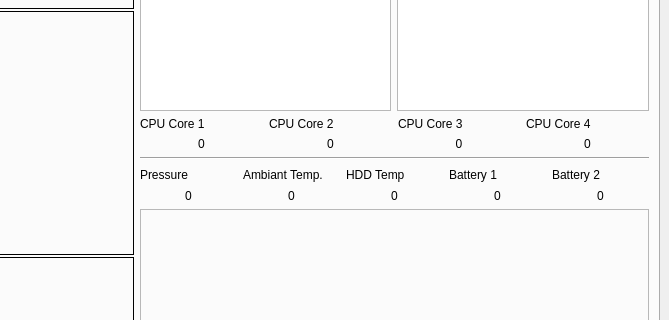
Before: the Qt Designer form catkin_ws/src/front_end/scripts/resource/no_imu_gr_resizable_TAB.ui in mcgill-robotics-archive/auv-2014, drawn with Qt 5; both pictures show x 396 to 1065 and y 455 to 775 of the 1065 by 976 pixel window.
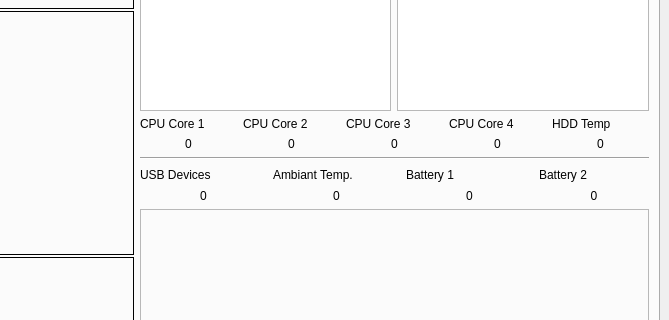
After: the same form once the commit is applied. Icons and pictures are not drawn. Custom widgets are drawn as their Qt base class.

Commit message: added core temp monitoring on front end and label changing colors

```diff
--- a/catkin_ws/src/front_end/scripts/resource/no_imu_gr_resizable_TAB.ui
+++ b/catkin_ws/src/front_end/scripts/resource/no_imu_gr_resizable_TAB.ui
@@ -1010,6 +1010,23 @@
                   </property>
                  </widget>
                 </item>
+                <item row="0" column="4">
+                 <widget class="QLabel" name="label_55">
+                  <property name="text">
+                   <string>HDD Temp</string>
+                  </property>
+                 </widget>
+                </item>
+                <item row="1" column="4">
+                 <widget class="QLabel" name="hdd_temp_lbl">
+                  <property name="text">
+                   <string>0</string>
+                  </property>
+                  <property name="alignment">
+                   <set>Qt::AlignCenter</set>
+                  </property>
+                 </widget>
+                </item>
                </layout>
               </item>
               <item>
@@ -1058,7 +1075,7 @@
                      </size>
                     </property>
                     <property name="text">
-                     <string>Pressure</string>
+                     <string>USB Devices</string>
                     </property>
                    </widget>
                   </item>
@@ -1109,23 +1126,6 @@
                     </property>
                    </widget>
                   </item>
-                  <item row="0" column="2">
-                   <widget class="QLabel" name="label_55">
-                    <property name="text">
-                     <string>HDD Temp</string>
-                    </property>
-                   </widget>
-                  </item>
-                  <item row="1" column="2">
-                   <widget class="QLabel" name="hdd_temp_lbl">
-                    <property name="text">
-                     <string>0</string>
-                    </property>
-                    <property name="alignment">
-                     <set>Qt::AlignCenter</set>
-                    </property>
-                   </widget>
-                  </item>
                  </layout>
                 </item>
                </layout>
```
Left out of the diff: 2 changed lines with no effect on the pictures. The commit also changes 2 other files.
